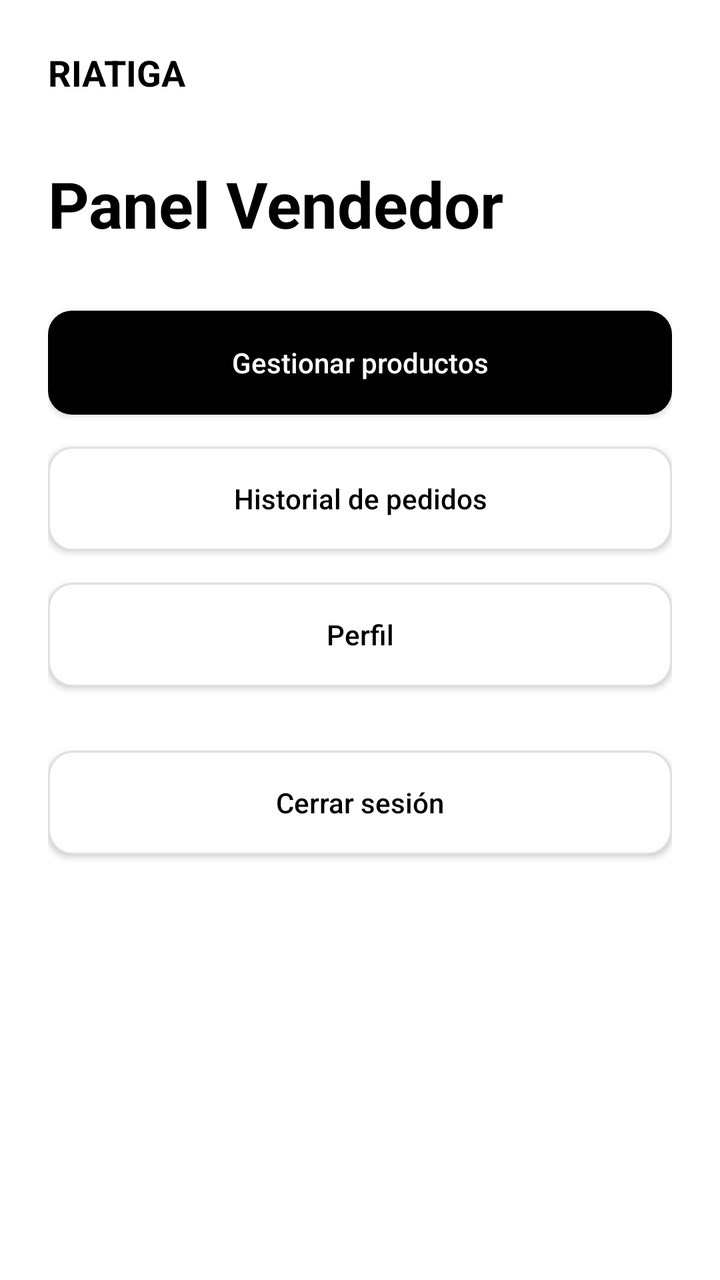
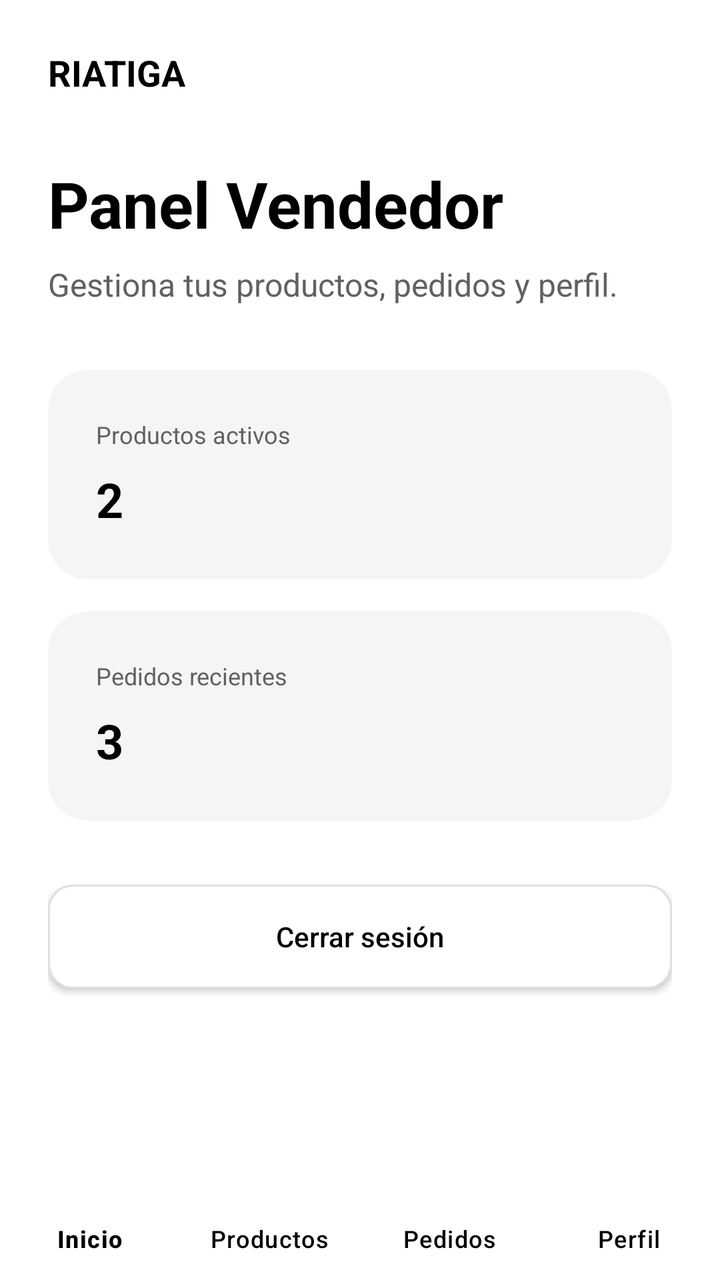

Screens rendered from an Android XML layout before and after an edit, with the pre-edit source and the edit as a unified diff.
<!-- AndroidManifest.xml: application theme Theme.RIATIGAAudio -->
<!-- res/layout/activity_seller_dashboard.xml -->
<?xml version="1.0" encoding="utf-8"?>
<ScrollView
    xmlns:android="http://schemas.android.com/apk/res/android"
    xmlns:app="http://schemas.android.com/apk/res-auto"
    android:id="@+id/main"
    android:layout_width="match_parent"
    android:layout_height="match_parent"
    android:background="@color/background"
    android:fillViewport="true">

    <LinearLayout
        android:layout_width="match_parent"
        android:layout_height="wrap_content"
        android:orientation="vertical"
        android:padding="@dimen/space_lg">

        <TextView
            android:layout_width="wrap_content"
            android:layout_height="wrap_content"
            android:text="@string/brand_name"
            android:textColor="@color/text_primary"
            android:textSize="@dimen/text_subtitle"
            android:textStyle="bold" />

        <TextView
            android:layout_width="wrap_content"
            android:layout_height="wrap_content"
            android:layout_marginTop="@dimen/space_xl"
            android:text="@string/seller_panel"
            android:textColor="@color/text_primary"
            android:textSize="@dimen/text_large_title"
            android:textStyle="bold" />

        <androidx.appcompat.widget.AppCompatButton
            android:id="@+id/btnSellerProducts"
            android:layout_width="match_parent"
            android:layout_height="@dimen/button_height"
            android:layout_marginTop="@dimen/space_xl"
            android:background="@drawable/bg_button_primary"
            android:text="@string/manage_products"
            android:textAllCaps="false"
            android:textColor="@color/white"
            app:backgroundTint="@null" />

        <androidx.appcompat.widget.AppCompatButton
            android:id="@+id/btnSellerOrders"
            android:layout_width="match_parent"
            android:layout_height="@dimen/button_height"
            android:layout_marginTop="@dimen/space_md"
            android:background="@drawable/bg_input"
            android:text="@string/order_history"
            android:textAllCaps="false"
            android:textColor="@color/text_primary"
            app:backgroundTint="@null" />

        <androidx.appcompat.widget.AppCompatButton
            android:id="@+id/btnSellerProfile"
            android:layout_width="match_parent"
            android:layout_height="@dimen/button_height"
            android:layout_marginTop="@dimen/space_md"
            android:background="@drawable/bg_input"
            android:text="@string/profile"
            android:textAllCaps="false"
            android:textColor="@color/text_primary"
            app:backgroundTint="@null" />

        <androidx.appcompat.widget.AppCompatButton
            android:id="@+id/btnLogout"
            android:layout_width="match_parent"
            android:layout_height="@dimen/button_height"
            android:layout_marginTop="@dimen/space_xl"
            android:layout_marginBottom="@dimen/space_lg"
            android:background="@drawable/bg_input"
            android:text="@string/logout"
            android:textAllCaps="false"
            android:textColor="@color/text_primary"
            app:backgroundTint="@null" />

    </LinearLayout>

</ScrollView>
<!-- resources referenced by this layout -->
<resources>
  <color name="background">#FFFFFF</color>
  <color name="text_primary">#000000</color>
  <color name="white">#FFFFFF</color>
  <dimen name="button_height">52dp</dimen>
  <dimen name="space_lg">24dp</dimen>
  <dimen name="space_md">16dp</dimen>
  <dimen name="space_xl">32dp</dimen>
  <dimen name="text_large_title">32sp</dimen>
  <dimen name="text_subtitle">18sp</dimen>
  <!-- drawable bg_button_primary (drawable) -->
  <?xml version="1.0" encoding="utf-8"?>
  <shape xmlns:android="http://schemas.android.com/apk/res/android"
      android:shape="rectangle">
  
      <solid android:color="@color/black" />
  
      <corners android:radius="@dimen/radius_md" />
  
  </shape>
  <!-- drawable bg_input (drawable) -->
  <?xml version="1.0" encoding="utf-8"?>
  <shape xmlns:android="http://schemas.android.com/apk/res/android"
      android:shape="rectangle">
  
      <solid android:color="@color/white" />
  
      <stroke
          android:width="1dp"
          android:color="@color/gray_300" />
  
      <corners android:radius="@dimen/radius_md" />
  
  </shape>
  <string name="brand_name">RIATIGA</string>
  <string name="logout">Cerrar sesión</string>
  <string name="manage_products">Gestionar productos</string>
  <string name="order_history">Historial de pedidos</string>
  <string name="profile">Perfil</string>
  <string name="seller_panel">Panel Vendedor</string>
  <style name="Theme.RIATIGAAudio" parent="Base.Theme.RIATIGAAudio" />
  <color name="black">#000000</color>
  <dimen name="radius_md">12dp</dimen>
  <color name="gray_300">#E0E0E0</color>
  <style name="Base.Theme.RIATIGAAudio" parent="Theme.Material3.DayNight.NoActionBar">
          
          
      </style>
</resources>

<!-- the commit's change to res/layout/activity_seller_dashboard.xml (unified diff, before → after) -->
@@ -1,81 +1,131 @@
 <?xml version="1.0" encoding="utf-8"?>
-<ScrollView
+<androidx.constraintlayout.widget.ConstraintLayout
     xmlns:android="http://schemas.android.com/apk/res/android"
     xmlns:app="http://schemas.android.com/apk/res-auto"
     android:id="@+id/main"
     android:layout_width="match_parent"
     android:layout_height="match_parent"
-    android:background="@color/background"
-    android:fillViewport="true">
+    android:background="@color/background">
 
-    <LinearLayout
-        android:layout_width="match_parent"
+    <ScrollView
+        android:layout_width="0dp"
+        android:layout_height="0dp"
+        android:fillViewport="true"
+        app:layout_constraintTop_toTopOf="parent"
+        app:layout_constraintBottom_toTopOf="@id/bottomNavigationSeller"
+        app:layout_constraintStart_toStartOf="parent"
+        app:layout_constraintEnd_toEndOf="parent">
+
+        <LinearLayout
+            android:layout_width="match_parent"
+            android:layout_height="wrap_content"
+            android:orientation="vertical"
+            android:padding="@dimen/space_lg">
+
+            <TextView
+                android:layout_width="wrap_content"
+                android:layout_height="wrap_content"
+                android:text="@string/brand_name"
+                android:textColor="@color/text_primary"
+                android:textSize="@dimen/text_subtitle"
+                android:textStyle="bold" />
+
+            <TextView
+                android:layout_width="wrap_content"
+                android:layout_height="wrap_content"
+                android:layout_marginTop="@dimen/space_xl"
+                android:text="@string/seller_panel"
+                android:textColor="@color/text_primary"
+                android:textSize="@dimen/text_large_title"
+                android:textStyle="bold" />
+
+            <TextView
+                android:layout_width="match_parent"
+                android:layout_height="wrap_content"
+                android:layout_marginTop="@dimen/space_sm"
+                android:text="@string/seller_dashboard_description"
+                android:textColor="@color/text_secondary"
+                android:textSize="@dimen/text_body" />
+
+            <LinearLayout
+                android:layout_width="match_parent"
+                android:layout_height="wrap_content"
+                android:layout_marginTop="@dimen/space_xl"
+                android:background="@drawable/bg_card"
+                android:orientation="vertical"
+                android:padding="@dimen/space_lg">
+
+                <TextView
+                    android:layout_width="wrap_content"
+                    android:layout_height="wrap_content"
+                    android:text="@string/active_products"
+                    android:textColor="@color/text_secondary"
+                    android:textSize="@dimen/text_small" />
+
+                <TextView
+                    android:layout_width="wrap_content"
+                    android:layout_height="wrap_content"
+                    android:layout_marginTop="@dimen/space_sm"
+                    android:text="@string/active_products_value"
+                    android:textColor="@color/text_primary"
+                    android:textSize="@dimen/text_title"
+                    android:textStyle="bold" />
+
+            </LinearLayout>
+
+            <LinearLayout
+                android:layout_width="match_parent"
+                android:layout_height="wrap_content"
+                android:layout_marginTop="@dimen/space_md"
+                android:background="@drawable/bg_card"
+                android:orientation="vertical"
+                android:padding="@dimen/space_lg">
+
+                <TextView
+                    android:layout_width="wrap_content"
+                    android:layout_height="wrap_content"
+                    android:text="@string/recent_orders"
+                    android:textColor="@color/text_secondary"
+                    android:textSize="@dimen/text_small" />
+
+                <TextView
+                    android:layout_width="wrap_content"
+                    android:layout_height="wrap_content"
+                    android:layout_marginTop="@dimen/space_sm"
+                    android:text="@string/recent_orders_value"
+                    android:textColor="@color/text_primary"
+                    android:textSize="@dimen/text_title"
+                    android:textStyle="bold" />
+
+            </LinearLayout>
+
+            <androidx.appcompat.widget.AppCompatButton
+                android:id="@+id/btnLogout"
+                android:layout_width="match_parent"
+                android:layout_height="@dimen/button_height"
+                android:layout_marginTop="@dimen/space_xl"
+                android:layout_marginBottom="@dimen/space_lg"
+                android:background="@drawable/bg_input"
+                android:text="@string/logout"
+                android:textAllCaps="false"
+                android:textColor="@color/text_primary"
+                app:backgroundTint="@null" />
+
+        </LinearLayout>
+
+    </ScrollView>
+
+    <com.google.android.material.bottomnavigation.BottomNavigationView
+        android:id="@+id/bottomNavigationSeller"
+        android:layout_width="0dp"
         android:layout_height="wrap_content"
-        android:orientation="vertical"
-        android:padding="@dimen/space_lg">
+        android:background="@color/white"
+        app:backgroundTint="@color/white"
+        app:itemTextColor="@color/text_primary"
+        app:labelVisibilityMode="labeled"
+        app:menu="@menu/menu_seller_bottom"
+        app:layout_constraintBottom_toBottomOf="parent"
+        app:layout_constraintStart_toStartOf="parent"
+        app:layout_constraintEnd_toEndOf="parent" />
 
-        <TextView
-            android:layout_width="wrap_content"
-            android:layout_height="wrap_content"
-            android:text="@string/brand_name"
-            android:textColor="@color/text_primary"
-            android:textSize="@dimen/text_subtitle"
-            android:textStyle="bold" />
-
-        <TextView
-            android:layout_width="wrap_content"
-            android:layout_height="wrap_content"
-            android:layout_marginTop="@dimen/space_xl"
-            android:text="@string/seller_panel"
-            android:textColor="@color/text_primary"
-            android:textSize="@dimen/text_large_title"
-            android:textStyle="bold" />
-
-        <androidx.appcompat.widget.AppCompatButton
-            android:id="@+id/btnSellerProducts"
-            android:layout_width="match_parent"
-            android:layout_height="@dimen/button_height"
-            android:layout_marginTop="@dimen/space_xl"
-            android:background="@drawable/bg_button_primary"
-            android:text="@string/manage_products"
-            android:textAllCaps="false"
-            android:textColor="@color/white"
-            app:backgroundTint="@null" />
-
-        <androidx.appcompat.widget.AppCompatButton
-            android:id="@+id/btnSellerOrders"
-            android:layout_width="match_parent"
-            android:layout_height="@dimen/button_height"
-            android:layout_marginTop="@dimen/space_md"
-            android:background="@drawable/bg_input"
-            android:text="@string/order_history"
-            android:textAllCaps="false"
-            android:textColor="@color/text_primary"
-            app:backgroundTint="@null" />
-
-        <androidx.appcompat.widget.AppCompatButton
-            android:id="@+id/btnSellerProfile"
-            android:layout_width="match_parent"
-            android:layout_height="@dimen/button_height"
-            android:layout_marginTop="@dimen/space_md"
-            android:background="@drawable/bg_input"
-            android:text="@string/profile"
-            android:textAllCaps="false"
-            android:textColor="@color/text_primary"
-            app:backgroundTint="@null" />
-
-        <androidx.appcompat.widget.AppCompatButton
-            android:id="@+id/btnLogout"
-            android:layout_width="match_parent"
-            android:layout_height="@dimen/button_height"
-            android:layout_marginTop="@dimen/space_xl"
-            android:layout_marginBottom="@dimen/space_lg"
-            android:background="@drawable/bg_input"
-            android:text="@string/logout"
-            android:textAllCaps="false"
-            android:textColor="@color/text_primary"
-            app:backgroundTint="@null" />
-
-    </LinearLayout>
-
-</ScrollView>
+</androidx.constraintlayout.widget.ConstraintLayout>
<!-- resource entries referenced after the edit -->
@@ -2,21 +2,26 @@
 <resources>
   <color name="background">#FFFFFF</color>
   <color name="text_primary">#000000</color>
+  <color name="text_secondary">#616161</color>
   <color name="white">#FFFFFF</color>
   <dimen name="button_height">52dp</dimen>
   <dimen name="space_lg">24dp</dimen>
   <dimen name="space_md">16dp</dimen>
+  <dimen name="space_sm">8dp</dimen>
   <dimen name="space_xl">32dp</dimen>
+  <dimen name="text_body">16sp</dimen>
   <dimen name="text_large_title">32sp</dimen>
+  <dimen name="text_small">12sp</dimen>
   <dimen name="text_subtitle">18sp</dimen>
-  <!-- drawable bg_button_primary (drawable) -->
+  <dimen name="text_title">24sp</dimen>
+  <!-- drawable bg_card (drawable) -->
   <?xml version="1.0" encoding="utf-8"?>
   <shape xmlns:android="http://schemas.android.com/apk/res/android"
       android:shape="rectangle">
   
-      <solid android:color="@color/black" />
+      <solid android:color="@color/surface" />
   
-      <corners android:radius="@dimen/radius_md" />
+      <corners android:radius="@dimen/radius_lg" />
   
   </shape>
   <!-- drawable bg_input (drawable) -->
@@ -33,19 +38,26 @@
       <corners android:radius="@dimen/radius_md" />
   
   </shape>
+  <string name="active_products">Productos activos</string>
+  <string name="active_products_value">2</string>
   <string name="brand_name">RIATIGA</string>
   <string name="logout">Cerrar sesión</string>
-  <string name="manage_products">Gestionar productos</string>
-  <string name="order_history">Historial de pedidos</string>
-  <string name="profile">Perfil</string>
+  <string name="recent_orders">Pedidos recientes</string>
+  <string name="recent_orders_value">3</string>
+  <string name="seller_dashboard_description">Gestiona tus productos, pedidos y perfil.</string>
   <string name="seller_panel">Panel Vendedor</string>
   <style name="Theme.RIATIGAAudio" parent="Base.Theme.RIATIGAAudio" />
+  <color name="surface">#F5F5F5</color>
+  <dimen name="radius_lg">20dp</dimen>
   <color name="black">#000000</color>
   <dimen name="radius_md">12dp</dimen>
   <color name="gray_300">#E0E0E0</color>
   <style name="Base.Theme.RIATIGAAudio" parent="Theme.Material3.DayNight.NoActionBar">
+  
           
-          
+          <item name="colorSecondaryContainer">@color/gray_300</item>
+          <item name="colorOnSecondaryContainer">@color/black</item>
+  
       </style>
 </resources>
 
